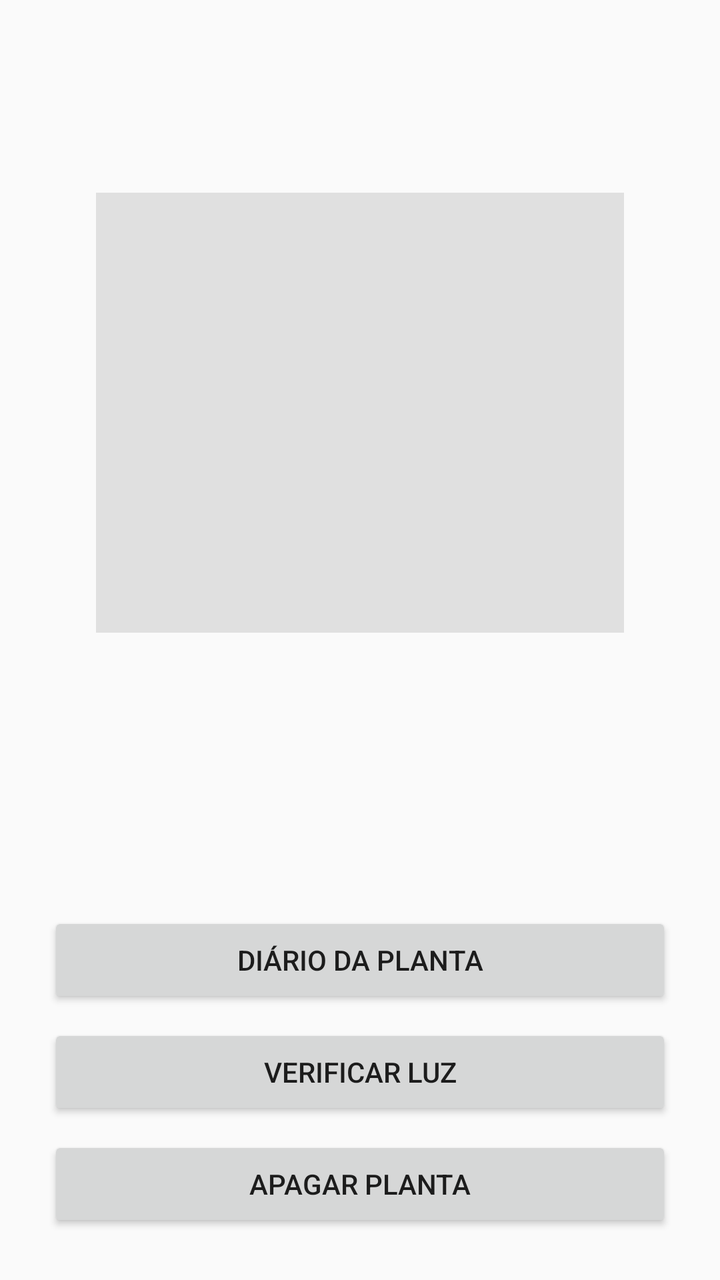
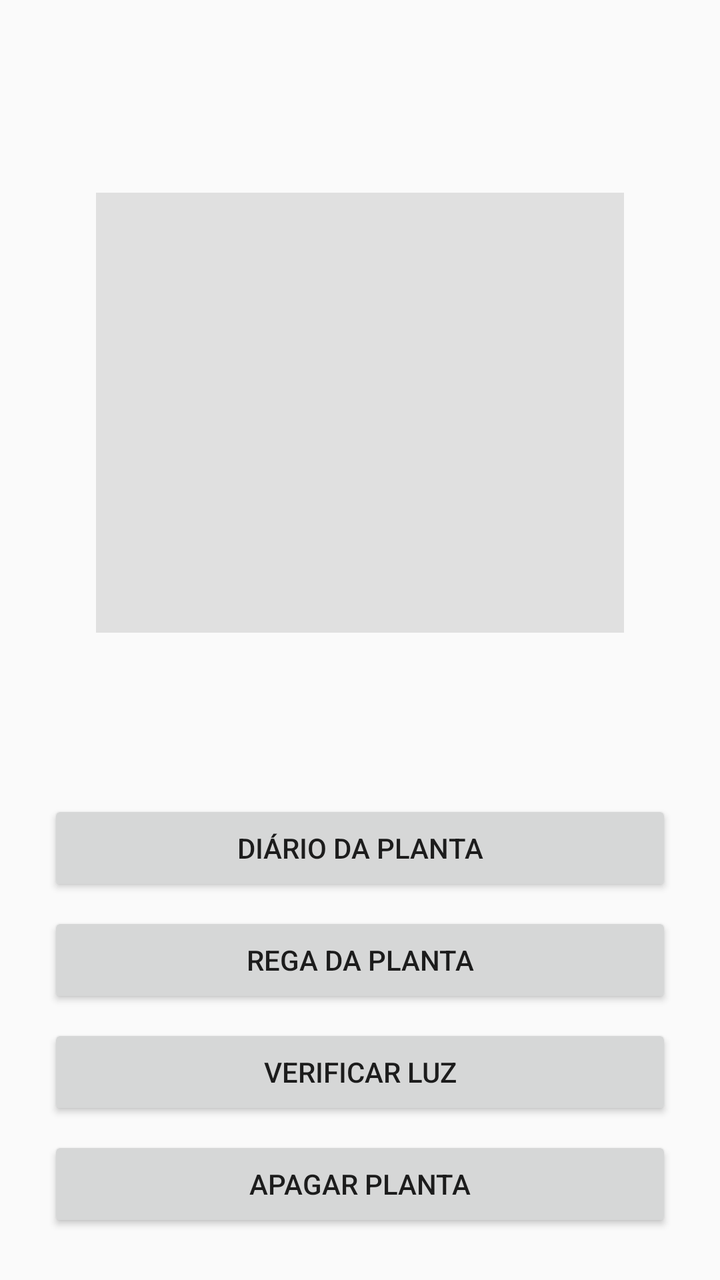

Before-and-after screenshots of an Android layout around one commit, followed by the original layout XML and the change that was made.
<!-- AndroidManifest.xml: application theme Theme.ProjectDroid -->
<!-- res/layout/activity_info_planta.xml -->
<?xml version="1.0" encoding="utf-8"?>
<LinearLayout xmlns:android="http://schemas.android.com/apk/res/android"
              android:id="@+id/ll_root"
              android:layout_width="match_parent"
              android:layout_height="match_parent"
              android:orientation="vertical"
              android:padding="24dp">

    <ScrollView
            android:layout_width="match_parent"
            android:layout_height="0dp"
            android:layout_weight="1">

        <LinearLayout
                android:id="@+id/ll_info"
                android:layout_width="match_parent"
                android:layout_height="wrap_content"
                android:orientation="vertical"
                android:padding="24dp">

            <TextView
                    android:id="@+id/txt_titulo"
                    android:layout_width="match_parent"
                    android:layout_height="wrap_content"
                    android:textSize="24sp"
                    android:textStyle="bold"
                    android:gravity="center_horizontal" />

            <ImageView
                    android:id="@+id/img_info"
                    android:layout_width="match_parent"
                    android:layout_height="220dp"
                    android:layout_marginTop="16dp"
                    android:scaleType="centerCrop"
                    android:contentDescription="Imagem da espécie"
                    android:background="#E0E0E0" />

        </LinearLayout>
    </ScrollView>

    <Button
            android:id="@+id/btn_diario"
            android:layout_width="match_parent"
            android:layout_height="wrap_content"
            android:layout_marginTop="8dp"
            android:text="Diário da Planta" />

    <Button
            android:id="@+id/btn_verificar_luz"
            android:layout_width="match_parent"
            android:layout_height="wrap_content"
            android:layout_marginTop="8dp"
            android:text="Verificar luz" />

    <Button
            android:id="@+id/btn_apagar"
            android:layout_width="match_parent"
            android:layout_height="wrap_content"
            android:layout_marginTop="8dp"
            android:text="Apagar planta" />

</LinearLayout>
<!-- resources referenced by this layout -->
<resources>
  <style name="Theme.ProjectDroid" parent="Theme.AppCompat.Light.DarkActionBar">
      </style>
</resources>

<!-- the commit's change to res/layout/activity_info_planta.xml (unified diff, before → after) -->
@@ -46,6 +46,13 @@
             android:text="Diário da Planta" />
 
     <Button
+            android:id="@+id/btn_rega"
+            android:layout_width="match_parent"
+            android:layout_height="wrap_content"
+            android:layout_marginTop="8dp"
+            android:text="Rega da Planta" />
+
+    <Button
             android:id="@+id/btn_verificar_luz"
             android:layout_width="match_parent"
             android:layout_height="wrap_content"
